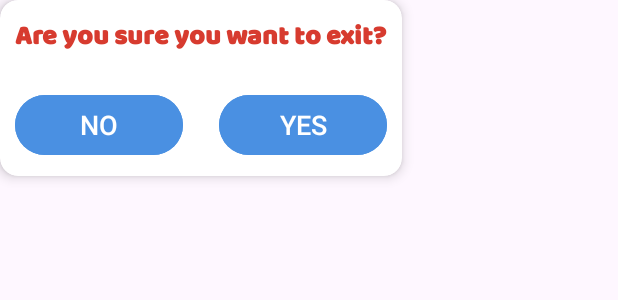
After one commit to GeeklyCoder7/NewsApp, an Android app: the layout close_app_custom_dialog_layout.xml on its own in the app's theme, with its tools: preview values and no code run, on a phone screen of 412 x 824 dp. The commit adds this screen. Shown: the top 300 px of the screen. Run offline under Robolectric (Android 15) with nearby library versions, the light colour scheme and no system bars.

Commit message:
Added a functionality closing the app by showing custom dialog box.

```diff
--- a/app/src/main/java/com/example/newsapp/activities/SplashScreenActivity.java
+++ b/app/src/main/java/com/example/newsapp/activities/SplashScreenActivity.java
@@ -29,9 +29,8 @@ public class SplashScreenActivity extends AppCompatActivity {
             @Override
             public void run() {
                 startActivity(new Intent(SplashScreenActivity.this, MainActivity.class));
+                finish();
             }
         }, 1000);
-
-        finish();
     }
 }
--- a/app/src/main/java/com/example/newsapp/adapters/NewsRecyclerViewAdapter.java
+++ b/app/src/main/java/com/example/newsapp/adapters/NewsRecyclerViewAdapter.java
@@ -33,7 +33,7 @@ public class NewsRecyclerViewAdapter extends RecyclerView.Adapter<NewsRecyclerVi
 
 
     //A key for accessing the ArticleModel object in the DetailNewsActivity
-    public static final String ARTICLE_KEY = "my_article_key";
+    public static final String ARTICLE_MODEL_KEY = "my_article_model_key";
 
     public NewsRecyclerViewAdapter(Context context, ArrayList<ArticleModel> articleModelArrayList) {
         this.context = context;
@@ -68,7 +68,7 @@ public class NewsRecyclerViewAdapter extends RecyclerView.Adapter<NewsRecyclerVi
             @Override
             public void onClick(View v) {
                 Intent intent = new Intent(context, DetailNewsActivity.class);
-                intent.putExtra(ARTICLE_KEY, articleModel);
+                intent.putExtra(ARTICLE_MODEL_KEY, articleModel);
                 context.startActivity(intent);
             }
         });
--- /dev/null
+++ b/app/src/main/res/layout/close_app_custom_dialog_layout.xml
@@ -0,0 +1,65 @@
+<?xml version="1.0" encoding="utf-8"?>
+<com.google.android.material.card.MaterialCardView xmlns:android="http://schemas.android.com/apk/res/android"
+    xmlns:app="http://schemas.android.com/apk/res-auto"
+    xmlns:tools="http://schemas.android.com/tools"
+    android:layout_width="wrap_content"
+    android:layout_height="wrap_content"
+    android:background="@color/white"
+    android:backgroundTint="@color/white"
+    app:cardBackgroundColor="@color/white"
+    app:cardElevation="5dp"
+    app:cardUseCompatPadding="false"
+    app:contentPadding="10dp"
+    app:strokeWidth="0dp">
+
+    <LinearLayout
+        android:layout_width="match_parent"
+        android:layout_height="match_parent"
+        android:orientation="vertical">
+
+        <TextView
+            android:id="@+id/textView8"
+            android:layout_width="match_parent"
+            android:layout_height="wrap_content"
+            android:fontFamily="@font/baloo_bhai"
+            android:text="Are you sure you want to exit?"
+            android:textColor="@color/primary_color"
+            android:textSize="18sp"
+            android:textStyle="bold" />
+
+        <LinearLayout
+            android:layout_width="match_parent"
+            android:layout_height="match_parent"
+            android:layout_marginTop="20dp"
+            android:orientation="horizontal">
+
+            <Button
+                android:id="@+id/customDialogNegativeButton"
+                android:layout_width="wrap_content"
+                android:layout_height="wrap_content"
+                android:layout_gravity="start"
+                android:layout_weight="1"
+                android:backgroundTint="@color/button_bg_color"
+                android:text="NO"
+                android:textColor="@color/white"
+                android:textSize="18sp" />
+
+            <Space
+                android:layout_width="0dp"
+                android:layout_height="wrap_content"
+                android:layout_weight="1" />
+
+            <Button
+                android:id="@+id/customDialogPositiveButton"
+                android:layout_width="wrap_content"
+                android:layout_height="wrap_content"
+                android:layout_gravity="end"
+                android:layout_weight="1"
+                android:backgroundTint="@color/button_bg_color"
+                android:text="YES"
+                android:textColor="@color/white"
+                android:textSize="18sp" />
+        </LinearLayout>
+    </LinearLayout>
+
+</com.google.android.material.card.MaterialCardView>
```
Also changed, not shown: app/src/main/java/com/example/newsapp/activities/DetailNewsActivity.java (+38 -12 lines), app/src/main/java/com/example/newsapp/activities/MainActivity.java (+18 -1 lines), app/src/main/java/com/example/newsapp/activities/SavedArticlesActivity.java (+10 -0 lines), app/src/main/java/com/example/newsapp/adapters/SavedArticlesRecyclerViewAdapter.java (+17 -1 lines), app/src/main/java/com/example/newsapp/entities/ArticleEntity.java (+45 -1 lines), app/src/main/java/com/example/newsapp/utils/CustomDialogFragment.java (added, +58 -0 lines).
